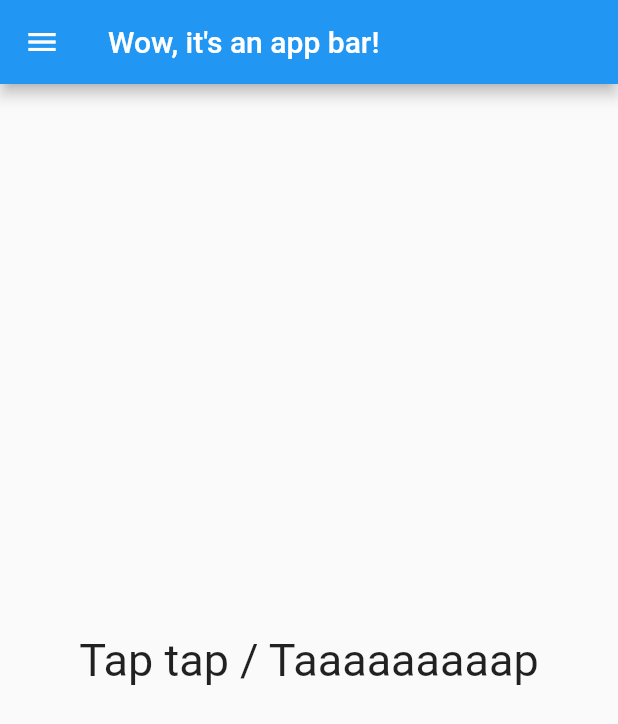
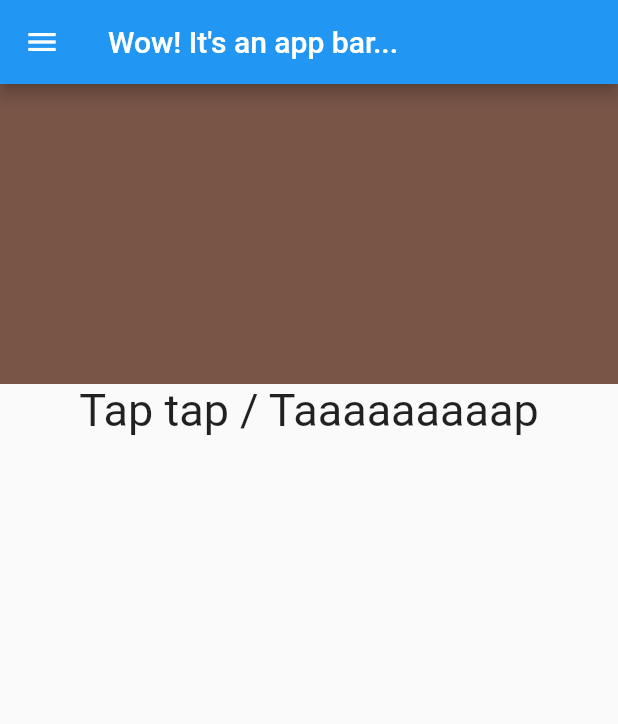
Before and after one commit to ewaldhorn/flutter_code_workshop, a Flutter app: the screen it shows after launch, on a phone screen of 412 x 824 dp. Shown: the top 724 px of the screen. Run offline on Flutter 3.47's test engine with Material 2 defaults, Android fonts, the phone set to English and light mode, and no system bars.

Commit message:
Working on animation.

```diff
--- a/lib/main.dart
+++ b/lib/main.dart
@@ -3,38 +3,126 @@ import 'package:flutter_talk_mar_2019/app_drawer.dart';
 
 void main() => runApp(TalkApp());
 
-class TalkApp extends StatelessWidget {
+class TalkApp extends StatefulWidget {
+  @override
+  State<StatefulWidget> createState() {
+    return _TalkAppState();
+  }
+}
+
+class _TalkAppState extends State<TalkApp> {
+  bool _triggerFader = false;
+  bool _triggerAnimator = false;
+
+  void triggerFader() {
+    setState(() {
+      _triggerFader = !_triggerFader;
+    });
+    print("Called triggerFader in _TalkAppState ($_triggerFader)");
+  }
+
   @override
   Widget build(BuildContext context) {
-    return MaterialApp(
-      title: 'Flutter Talk March 2019',
-      home: DefaultHomePage(),
-    );
+    return MaterialApp(home: DefaultHomePage(triggerFader: triggerFader));
   }
 }
 
 class DefaultHomePage extends StatelessWidget {
+  final VoidCallback triggerFader;
+  DefaultHomePage({this.triggerFader});
+
+  Fader fader = Fader();
+
   @override
   Widget build(BuildContext context) {
     return Scaffold(
-        appBar: AppBar(title: Text('Wow, it\'s an app bar!')),
-        body: Center(child: SnacksRUs()),
+        appBar: AppBar(title: Text('Wow! It\'s an app bar...')),
+        body: Center(
+            child: ListView(children: <Widget>[
+          fader,
+          SnacksRUs(toggleVisibility: () {
+            triggerFader();
+            fader.toggleVisibility();
+          })
+        ])),
         drawer: AppDrawer());
   }
 }
 
+class BigUglyBox extends StatelessWidget {
+  @override
+  Widget build(BuildContext context) {
+    return Container(width: 200, height: 200, color: Colors.brown);
+  }
+}
+
 class SnacksRUs extends StatelessWidget {
+  final VoidCallback toggleVisibility;
+
+  SnacksRUs({this.toggleVisibility});
+
   @override
   Widget build(BuildContext context) {
     return GestureDetector(
         onLongPress: () {
-          final snacksRUs = SnackBar(content: Text("Ok! Ok!"));
+          final snacksRUs = SnackBar(
+            content: Text("Ok! Ok!"),
+            action: SnackBarAction(label: "Tsek!", onPressed: () {}),
+          );
           Scaffold.of(context).showSnackBar(snacksRUs);
         },
         onDoubleTap: () {
-          final snacksRUs = SnackBar(content: Text("Neato! Have a snack!"));
+          final snacksRUs = SnackBar(
+              content: Text("Neato! Have a snack!"),
+              duration: Duration(seconds: 2));
           Scaffold.of(context).showSnackBar(snacksRUs);
+          toggleVisibility();
         },
-        child: Text("Tap tap / Taaaaaaaaap", style: TextStyle(fontSize: 30)));
+        child: Text("Tap tap / Taaaaaaaaap",
+            style: TextStyle(fontSize: 30), textAlign: TextAlign.center));
   }
 }
+
+class Fader extends StatefulWidget {
+  _FaderState _faderState;
+
+  void toggleVisibility() {
+    print("Fader toggleVisibility called ($_faderState)");
+    if (_faderState != null) {
+      _faderState.toggleFaderVisibility();
+    }
+  }
+
+  @override
+  State<StatefulWidget> createState() {
+    print(">> Fader createState called");
+    _faderState = _FaderState();
+    return _faderState;
+  }
+}
+
+class _FaderState extends State<Fader> {
+  bool _isVisible = true;
+
+  void toggleFaderVisibility() {
+    setState(() {
+      _isVisible = !_isVisible;
+    });
+    print("_FaderState toggleFaderVisibility called ($_isVisible)");
+  }
+
+  @override
+  Widget build(BuildContext context) {
+    print("_FaderState build called ($_isVisible)");
+    return AnimatedOpacity(
+        opacity: _isVisible ? 1.0 : 0.0,
+        duration: Duration(milliseconds: 3000),
+        child: BigUglyBox());
+  }
+
+  @override
+  void didUpdateWidget(Fader oldWidget) {
+    print("Update called ($_isVisible)");
+    super.didUpdateWidget(oldWidget);
+  }
+}
```
